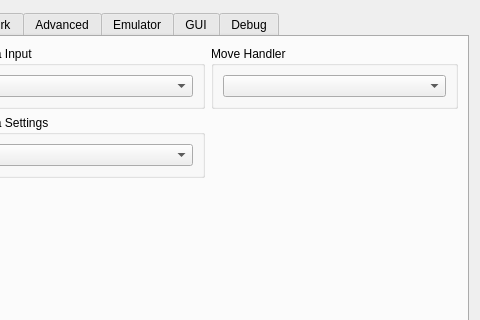
Qt form rpcs3/rpcs3qt/settings_dialog.ui (RPCS3/rpcs3) before a commit; both pictures show x 316 to 796 and y 0 to 320 of the 796 by 677 pixel window.
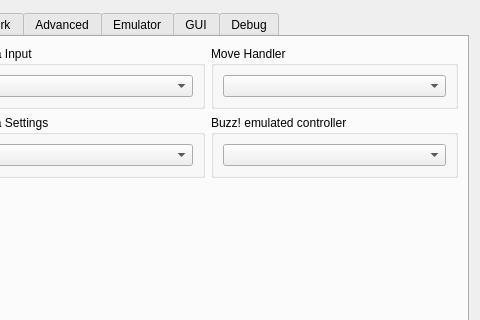
The same form after that commit. The open tabs and pages were chosen to show the change. Icons and pictures are not drawn.

Commit message: Buzz settings

```diff
--- a/rpcs3/rpcs3qt/settings_dialog.ui
+++ b/rpcs3/rpcs3qt/settings_dialog.ui
@@ -1345,7 +1345,16 @@
           </widget>
          </item>
          <item>
-          <widget class="QWidget" name="inputTabSpacerWidget" native="true"/>
+          <widget class="QGroupBox" name="gb_buzz_emulated">
+           <property name="title">
+            <string>Buzz! emulated controller</string>
+           </property>
+           <layout class="QVBoxLayout" name="gb_buzz_emulated_layout">
+            <item>
+             <widget class="QComboBox" name="buzzBox"/>
+            </item>
+           </layout>
+          </widget>
          </item>
         </layout>
        </item>
```
The commit also changes 8 other files.
